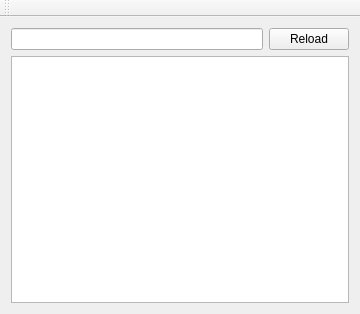
This is src/mainwindow.ui in impegoraro/dplxx as Qt 5 draws it before an edit. The edited form follows.
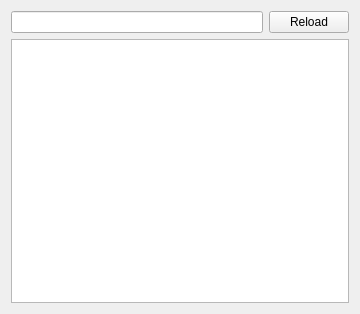
This is the edited form.

Patch:
```diff
--- a/src/mainwindow.ui
+++ b/src/mainwindow.ui
@@ -38,14 +38,6 @@
     </item>
    </layout>
   </widget>
-  <widget class="QToolBar" name="mainToolBar">
-   <attribute name="toolBarArea">
-    <enum>TopToolBarArea</enum>
-   </attribute>
-   <attribute name="toolBarBreak">
-    <bool>false</bool>
-   </attribute>
-  </widget>
  </widget>
  <layoutdefault spacing="6" margin="11"/>
  <resources/>
```
